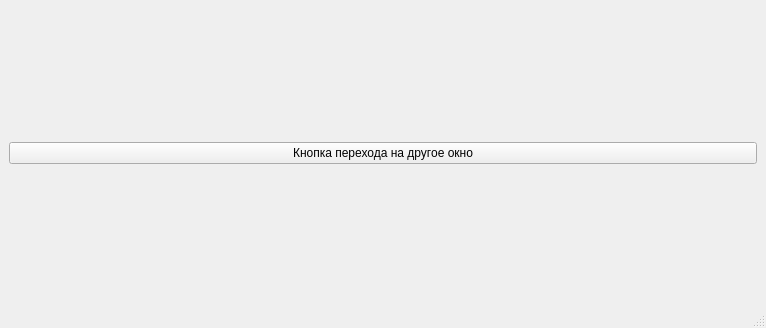
The window that mainwindow.ui (RomanB51/Interface) describes before a commit, drawn with Qt 5.
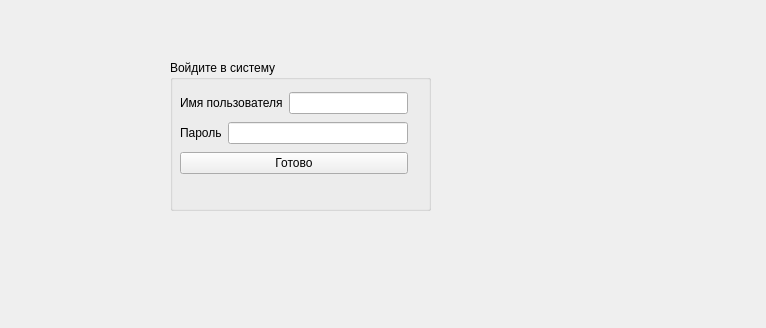
The same window after the commit.

Commit message: lesson 10 password entry and open the new_window

The edit to the form file:
```diff
--- a/mainwindow.ui
+++ b/mainwindow.ui
@@ -14,15 +14,66 @@
    <string>MainWindow</string>
   </property>
   <widget class="QWidget" name="centralwidget">
-   <layout class="QVBoxLayout" name="verticalLayout_3">
-    <item>
-     <widget class="QPushButton" name="pushButton">
-      <property name="text">
-       <string>Кнопка перехода на другое окно</string>
-      </property>
-     </widget>
-    </item>
-   </layout>
+   <widget class="QGroupBox" name="groupBox">
+    <property name="geometry">
+     <rect>
+      <x>170</x>
+      <y>60</y>
+      <width>261</width>
+      <height>151</height>
+     </rect>
+    </property>
+    <property name="title">
+     <string>Войдите в систему</string>
+    </property>
+    <widget class="QWidget" name="">
+     <property name="geometry">
+      <rect>
+       <x>10</x>
+       <y>30</y>
+       <width>228</width>
+       <height>86</height>
+      </rect>
+     </property>
+     <layout class="QVBoxLayout" name="verticalLayout">
+      <item>
+       <layout class="QHBoxLayout" name="horizontalLayout">
+        <item>
+         <widget class="QLabel" name="label">
+          <property name="text">
+           <string>Имя пользователя</string>
+          </property>
+         </widget>
+        </item>
+        <item>
+         <widget class="QLineEdit" name="lineEdit_username"/>
+        </item>
+       </layout>
+      </item>
+      <item>
+       <layout class="QHBoxLayout" name="horizontalLayout_2">
+        <item>
+         <widget class="QLabel" name="label_2">
+          <property name="text">
+           <string>Пароль</string>
+          </property>
+         </widget>
+        </item>
+        <item>
+         <widget class="QLineEdit" name="lineEdit_password"/>
+        </item>
+       </layout>
+      </item>
+      <item>
+       <widget class="QPushButton" name="pushButton_login">
+        <property name="text">
+         <string>Готово</string>
+        </property>
+       </widget>
+      </item>
+     </layout>
+    </widget>
+   </widget>
   </widget>
   <widget class="QMenuBar" name="menubar">
    <property name="geometry">
@@ -34,7 +85,6 @@
     </rect>
    </property>
   </widget>
-  <widget class="QStatusBar" name="statusbar"/>
  </widget>
  <resources/>
  <connections/>
```
Left out of the diff: 2 changed lines with no effect on the pictures. The commit also changes 35 other files.
